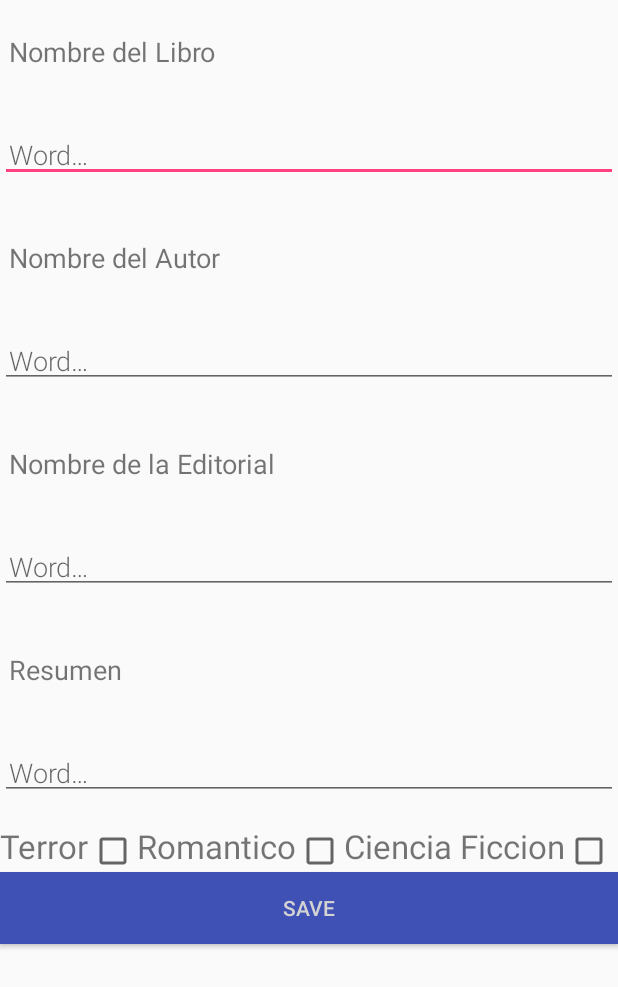
After one commit to danmerb/taller_04, an Android app: the layout activity_new_book.xml on its own in the app's theme, with its tools: preview values and no code run, on a phone screen of 412 x 824 dp. The commit adds this screen. Shown: the top 987 px of the screen. Run offline under Robolectric (Android 15) with nearby library versions, the phone set to English and light mode, and no system bars.

Commit message:
Modificando el view

```diff
--- a/app/build.gradle
+++ b/app/build.gradle
@@ -1,6 +1,7 @@
 apply plugin: 'com.android.application'
 apply plugin: 'kotlin-android'
 apply plugin: 'kotlin-kapt'
+apply plugin: 'kotlin-android-extensions'
 
 android {
     compileSdkVersion 28
@@ -51,7 +52,7 @@ dependencies {
 
     testImplementation 'junit:junit:4.12'
     androidTestImplementation "androidx.arch.core:core-testing:$rootProject.androidxArchVersion"
-    androidTestImplementation ('androidx.test.espresso:espresso-core:3.1.0', {
+    androidTestImplementation('androidx.test.espresso:espresso-core:3.1.0', {
         exclude group: 'com.android.support', module: 'support-annotations'
     })
 
--- a/app/src/main/AndroidManifest.xml
+++ b/app/src/main/AndroidManifest.xml
@@ -9,8 +9,9 @@
         android:roundIcon="@mipmap/ic_launcher_round"
         android:supportsRtl="true"
         android:theme="@style/AppTheme">
+        <activity android:name=".NewBook"></activity>
         <activity
-            android:name="com.example.android.Biblioteca.MainActivity"
+            android:name=".MainActivity"
             android:label="@string/app_name"
             android:theme="@style/AppTheme.NoActionBar">
             <intent-filter>
@@ -19,7 +20,7 @@
                 <category android:name="android.intent.category.LAUNCHER" />
             </intent-filter>
         </activity>
-        <activity android:name="com.example.android.Biblioteca.NewWordActivity"></activity>
+        <activity android:name=".Activity.NewBookActivity" />
     </application>
 
 </manifest>
--- a/app/src/main/java/com/example/android/Biblioteca/NewWordActivity.kt
+++ b/app/src/main/java/com/example/android/Biblioteca/Activity/NewBookActivity.kt
@@ -1,4 +1,4 @@
-package com.example.android.Biblioteca
+package com.example.android.Biblioteca.Activity
 
 /*
  * Copyright (C) 2017 Google Inc.
@@ -23,18 +23,19 @@ import androidx.appcompat.app.AppCompatActivity
 import android.text.TextUtils
 import android.widget.Button
 import android.widget.EditText
+import com.example.android.Biblioteca.R
 
 /**
  * Activity for entering a word.
  */
 
-class NewWordActivity : AppCompatActivity() {
+class NewBookActivity : AppCompatActivity() {
 
     private lateinit var editWordView: EditText
 
     public override fun onCreate(savedInstanceState: Bundle?) {
         super.onCreate(savedInstanceState)
-        setContentView(R.layout.activity_new_word)
+        setContentView(R.layout.activity_new_book)
         editWordView = findViewById(R.id.edit_word)
 
         val button = findViewById<Button>(R.id.button_save)
--- a/app/src/main/java/com/example/android/Biblioteca/MainActivity.kt
+++ b/app/src/main/java/com/example/android/Biblioteca/MainActivity.kt
@@ -27,6 +27,7 @@ import androidx.recyclerview.widget.LinearLayoutManager
 import androidx.recyclerview.widget.RecyclerView
 import androidx.appcompat.widget.Toolbar
 import android.widget.Toast
+import com.example.android.Biblioteca.Activity.NewBookActivity
 import com.example.android.Biblioteca.Room.Entity.Word
 
 class MainActivity : AppCompatActivity() {
@@ -59,7 +60,7 @@ class MainActivity : AppCompatActivity() {
 
         val fab = findViewById<FloatingActionButton>(R.id.fab)
         fab.setOnClickListener {
-            val intent = Intent(this@MainActivity, NewWordActivity::class.java)
+            val intent = Intent(this@MainActivity, NewBookActivity::class.java)
             startActivityForResult(intent, newWordActivityRequestCode)
         }
     }
@@ -69,7 +70,7 @@ class MainActivity : AppCompatActivity() {
 
         if (requestCode == newWordActivityRequestCode && resultCode == Activity.RESULT_OK) {
             intentData?.let { data ->
-                val word = Word(data.getStringExtra(NewWordActivity.EXTRA_REPLY))
+                val word = Word(data.getStringExtra(NewBookActivity.EXTRA_REPLY))
                 wordViewModel.insert(word)
             }
         } else {
--- /dev/null
+++ b/app/src/main/res/layout/activity_new_book.xml
@@ -0,0 +1,131 @@
+<?xml version="1.0" encoding="utf-8"?>
+
+<LinearLayout xmlns:android="http://schemas.android.com/apk/res/android"
+    android:orientation="vertical" android:layout_width="match_parent"
+    android:layout_height="match_parent">
+
+    <TextView
+        android:layout_width="match_parent"
+        android:layout_height="wrap_content"
+        android:text="Nombre del Libro"
+        android:padding="@dimen/small_padding"
+        android:layout_marginBottom="@dimen/big_padding"
+        android:layout_marginTop="@dimen/big_padding"
+        android:textSize="18sp" />
+    <EditText
+        android:id="@+id/edit_Book"
+        android:layout_width="match_parent"
+        android:layout_height="wrap_content"
+        android:fontFamily="sans-serif-light"
+        android:hint="@string/hint_word"
+        android:inputType="textAutoComplete"
+        android:padding="@dimen/small_padding"
+        android:layout_marginBottom="@dimen/big_padding"
+        android:layout_marginTop="@dimen/big_padding"
+        android:textSize="18sp" />
+
+    <TextView
+        android:layout_width="match_parent"
+        android:layout_height="wrap_content"
+        android:text="Nombre del Autor"
+        android:padding="@dimen/small_padding"
+        android:layout_marginBottom="@dimen/big_padding"
+        android:layout_marginTop="@dimen/big_padding"
+        android:textSize="18sp" />
+    <EditText
+        android:id="@+id/edit_Author"
+        android:layout_width="match_parent"
+        android:layout_height="wrap_content"
+        android:fontFamily="sans-serif-light"
+        android:hint="@string/hint_word"
+        android:inputType="textAutoComplete"
+        android:padding="@dimen/small_padding"
+        android:layout_marginBottom="@dimen/big_padding"
+        android:layout_marginTop="@dimen/big_padding"
+        android:textSize="18sp" />
+
+
+    <TextView
+        android:layout_width="match_parent"
+        android:layout_height="wrap_content"
+        android:text="Nombre de la Editorial"
+        android:padding="@dimen/small_padding"
+        android:layout_marginBottom="@dimen/big_padding"
+        android:layout_marginTop="@dimen/big_padding"
+        android:textSize="18sp" />
+    <EditText
+        android:id="@+id/edit_Editorial"
+        android:layout_width="match_parent"
+        android:layout_height="wrap_content"
+        android:fontFamily="sans-serif-light"
+        android:hint="@string/hint_word"
+        android:inputType="textAutoComplete"
+        android:padding="@dimen/small_padding"
+        android:layout_marginBottom="@dimen/big_padding"
+        android:layout_marginTop="@dimen/big_padding"
+        android:textSize="18sp" />
+
+
+    <TextView
+        android:layout_width="match_parent"
+        android:layout_height="wrap_content"
+        android:text="Resumen"
+        android:padding="@dimen/small_padding"
+        android:layout_marginBottom="@dimen/big_padding"
+        android:layout_marginTop="@dimen/big_padding"
+        android:textSize="18sp" />
+    <EditText
+        android:id="@+id/edit_Resume"
+        android:layout_width="match_parent"
+        android:layout_height="wrap_content"
+        android:fontFamily="sans-serif-light"
+        android:hint="@string/hint_word"
+        android:inputType="textAutoComplete"
+        android:padding="@dimen/small_padding"
+        android:layout_marginBottom="@dimen/big_padding"
+        android:layout_marginTop="@dimen/big_padding"
+        android:textSize="18sp" />
+
+
+    <LinearLayout
+        android:layout_width="match_parent"
+        android:layout_height="wrap_content"
+        android:orientation="horizontal">
+        <TextView
+            android:text="Terror"
+            android:textSize="22dp"
+            android:layout_width="wrap_content"
+            android:layout_height="wrap_content" />
+        <CheckBox
+            android:layout_width="wrap_content"
+            android:layout_height="wrap_content" />
+        <TextView
+            android:text="Romantico"
+            android:textSize="22dp"
+            android:layout_width="wrap_content"
+            android:layout_height="wrap_content" />
+        <CheckBox
+            android:layout_width="wrap_content"
+            android:layout_height="wrap_content" />
+        <TextView
+            android:text="Ciencia Ficcion"
+            android:textSize="22dp"
+            android:layout_width="wrap_content"
+            android:layout_height="wrap_content" />
+        <CheckBox
+            android:layout_width="wrap_content"
+            android:layout_height="wrap_content" />
+    </LinearLayout>
+
+
+
+
+    <Button
+        android:id="@+id/button_save"
+        android:layout_width="match_parent"
+        android:layout_height="wrap_content"
+        android:background="@color/colorPrimary"
+        android:text="@string/button_save"
+        android:textColor="@color/buttonLabel" />
+
+</LinearLayout>
--- a/app/src/main/res/layout/activity_new_word.xml
+++ /dev/null
@@ -1,41 +0,0 @@
-<?xml version="1.0" encoding="utf-8"?>
-
-<!-- Copyright 2017 Google Inc.
-
-Licensed under the Apache License, Version 2.0 (the "License");
-you may not use this file except in compliance with the License.
-You may obtain a copy of the License at
-
-    http://www.apache.org/licenses/LICENSE-2.0
-
-Unless required by applicable law or agreed to in writing, software
-distributed under the License is distributed on an "AS IS" BASIS,
-WITHOUT WARRANTIES OR CONDITIONS OF ANY KIND, either express or implied.
-See the License for the specific language governing permissions and
-limitations under the License. -->
-
-<LinearLayout xmlns:android="http://schemas.android.com/apk/res/android"
-    android:orientation="vertical" android:layout_width="match_parent"
-    android:layout_height="match_parent">
-
-    <EditText
-        android:id="@+id/edit_word"
-        android:layout_width="match_parent"
-        android:layout_height="wrap_content"
-        android:fontFamily="sans-serif-light"
-        android:hint="@string/hint_word"
-        android:inputType="textAutoComplete"
-        android:padding="@dimen/small_padding"
-        android:layout_marginBottom="@dimen/big_padding"
-        android:layout_marginTop="@dimen/big_padding"
-        android:textSize="18sp" />
-
-    <Button
-        android:id="@+id/button_save"
-        android:layout_width="match_parent"
-        android:layout_height="wrap_content"
-        android:background="@color/colorPrimary"
-        android:text="@string/button_save"
-        android:textColor="@color/buttonLabel" />
-
-</LinearLayout>
--- a/app/src/main/res/values/strings.xml
+++ b/app/src/main/res/values/strings.xml
@@ -1,17 +1,3 @@
-<!-- Copyright 2017 Google Inc.
-
-Licensed under the Apache License, Version 2.0 (the "License");
-you may not use this file except in compliance with the License.
-You may obtain a copy of the License at
-
-    http://www.apache.org/licenses/LICENSE-2.0
-
-Unless required by applicable law or agreed to in writing, software
-distributed under the License is distributed on an "AS IS" BASIS,
-WITHOUT WARRANTIES OR CONDITIONS OF ANY KIND, either express or implied.
-See the License for the specific language governing permissions and
-limitations under the License. -->
-
 <resources>
     <string name="app_name">RoomWordsSample</string>
     <string name="action_settings">Settings</string>
```
